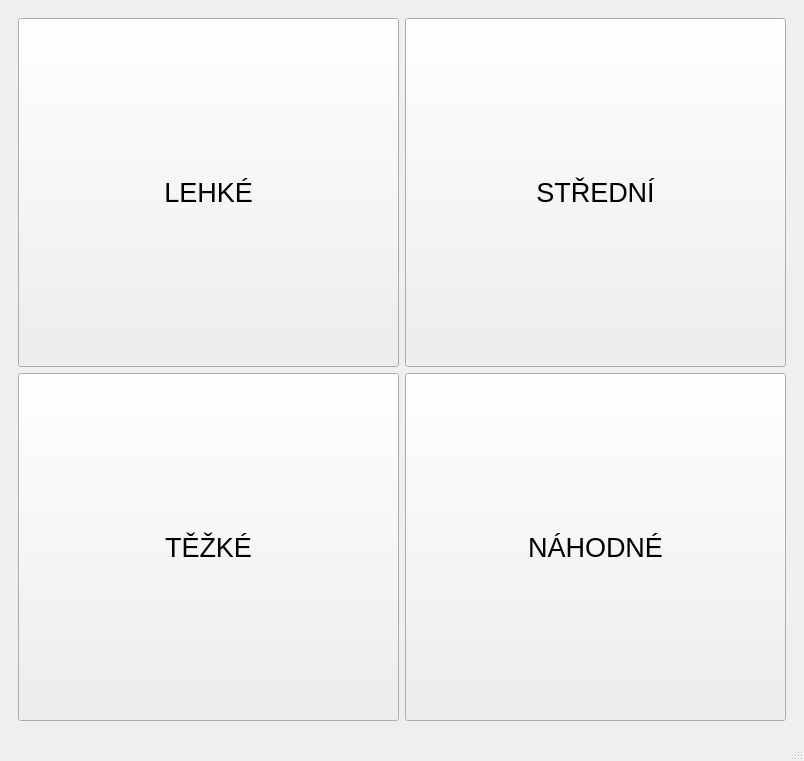
Qt form zarovka.ui (HRALYB-PYGAME/IFJ) before a commit.
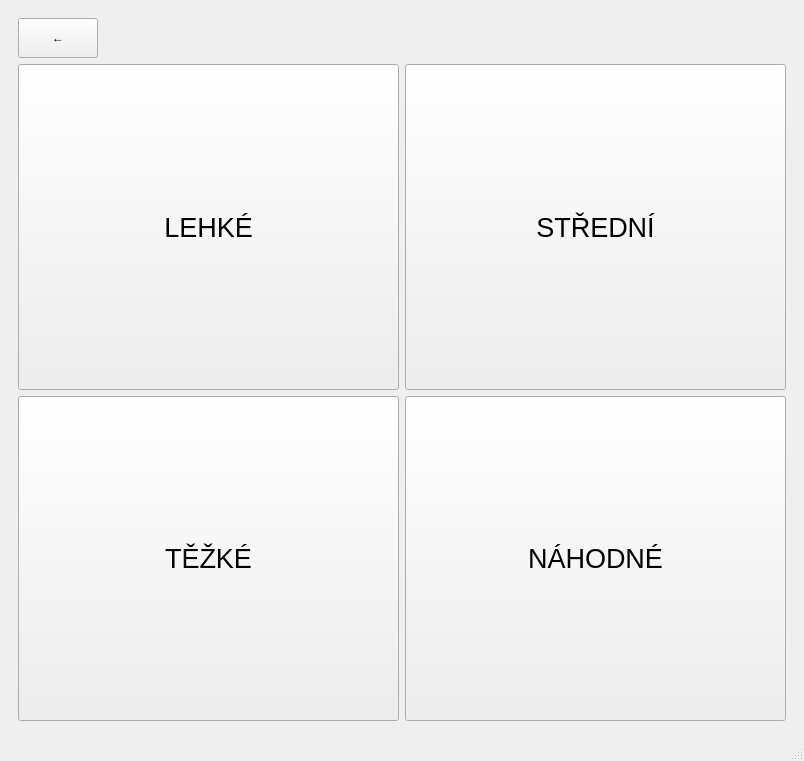
The same form after that commit. The open tabs and pages were chosen to show the change.

Commit message: tlacitko zpet

The edit to the form file:
```diff
--- a/zarovka.ui
+++ b/zarovka.ui
@@ -30,7 +30,64 @@
        <layout class="QGridLayout" name="gridLayout_3">
         <item row="0" column="0">
          <layout class="QGridLayout" name="gridLayout">
-          <item row="0" column="0">
+          <item row="3" column="1">
+           <widget class="QPushButton" name="randomButton">
+            <property name="sizePolicy">
+             <sizepolicy hsizetype="Expanding" vsizetype="Expanding">
+              <horstretch>0</horstretch>
+              <verstretch>0</verstretch>
+             </sizepolicy>
+            </property>
+            <property name="minimumSize">
+             <size>
+              <width>150</width>
+              <height>150</height>
+             </size>
+            </property>
+            <property name="font">
+             <font>
+              <pointsize>20</pointsize>
+             </font>
+            </property>
+            <property name="autoFillBackground">
+             <bool>true</bool>
+            </property>
+            <property name="text">
+             <string>NÁHODNÉ</string>
+            </property>
+           </widget>
+          </item>
+          <item row="3" column="0">
+           <widget class="QPushButton" name="hardButton">
+            <property name="sizePolicy">
+             <sizepolicy hsizetype="Expanding" vsizetype="Expanding">
+              <horstretch>0</horstretch>
+              <verstretch>0</verstretch>
+             </sizepolicy>
+            </property>
+            <property name="minimumSize">
+             <size>
+              <width>150</width>
+              <height>150</height>
+             </size>
+            </property>
+            <property name="maximumSize">
+             <size>
+              <width>16777215</width>
+              <height>16777215</height>
+             </size>
+            </property>
+            <property name="font">
+             <font>
+              <pointsize>20</pointsize>
+             </font>
+            </property>
+            <property name="text">
+             <string>TĚŽKÉ</string>
+            </property>
+           </widget>
+          </item>
+          <item row="2" column="0">
            <widget class="QPushButton" name="easyButton">
             <property name="sizePolicy">
              <sizepolicy hsizetype="Expanding" vsizetype="Expanding">
@@ -60,7 +117,32 @@
             </property>
            </widget>
           </item>
-          <item row="0" column="1">
+          <item row="0" column="0">
+           <widget class="QPushButton" name="backFromDifficultySelect">
+            <property name="sizePolicy">
+             <sizepolicy hsizetype="Maximum" vsizetype="Fixed">
+              <horstretch>0</horstretch>
+              <verstretch>0</verstretch>
+             </sizepolicy>
+            </property>
+            <property name="minimumSize">
+             <size>
+              <width>80</width>
+              <height>40</height>
+             </size>
+            </property>
+            <property name="maximumSize">
+             <size>
+              <width>80</width>
+              <height>40</height>
+             </size>
+            </property>
+            <property name="text">
+             <string>←</string>
+            </property>
+           </widget>
+          </item>
+          <item row="2" column="1">
            <widget class="QPushButton" name="mediumButton">
             <property name="sizePolicy">
              <sizepolicy hsizetype="Expanding" vsizetype="Expanding">
@@ -90,63 +172,6 @@
             </property>
            </widget>
           </item>
-          <item row="1" column="0">
-           <widget class="QPushButton" name="hardButton">
-            <property name="sizePolicy">
-             <sizepolicy hsizetype="Expanding" vsizetype="Expanding">
-              <horstretch>0</horstretch>
-              <verstretch>0</verstretch>
-             </sizepolicy>
-            </property>
-            <property name="minimumSize">
-             <size>
-              <width>150</width>
-              <height>150</height>
-             </size>
-            </property>
-            <property name="maximumSize">
-             <size>
-              <width>16777215</width>
-              <height>16777215</height>
-             </size>
-            </property>
-            <property name="font">
-             <font>
-              <pointsize>20</pointsize>
-             </font>
-            </property>
-            <property name="text">
-             <string>TĚŽKÉ</string>
-            </property>
-           </widget>
-          </item>
-          <item row="1" column="1">
-           <widget class="QPushButton" name="randomButton">
-            <property name="sizePolicy">
-             <sizepolicy hsizetype="Expanding" vsizetype="Expanding">
-              <horstretch>0</horstretch>
-              <verstretch>0</verstretch>
-             </sizepolicy>
-            </property>
-            <property name="minimumSize">
-             <size>
-              <width>150</width>
-              <height>150</height>
-             </size>
-            </property>
-            <property name="font">
-             <font>
-              <pointsize>20</pointsize>
-             </font>
-            </property>
-            <property name="autoFillBackground">
-             <bool>true</bool>
-            </property>
-            <property name="text">
-             <string>NÁHODNÉ</string>
-            </property>
-           </widget>
-          </item>
          </layout>
         </item>
        </layout>
```
Left out of the diff: 2 changed lines with no effect on the pictures. The commit also changes 2 other files.
